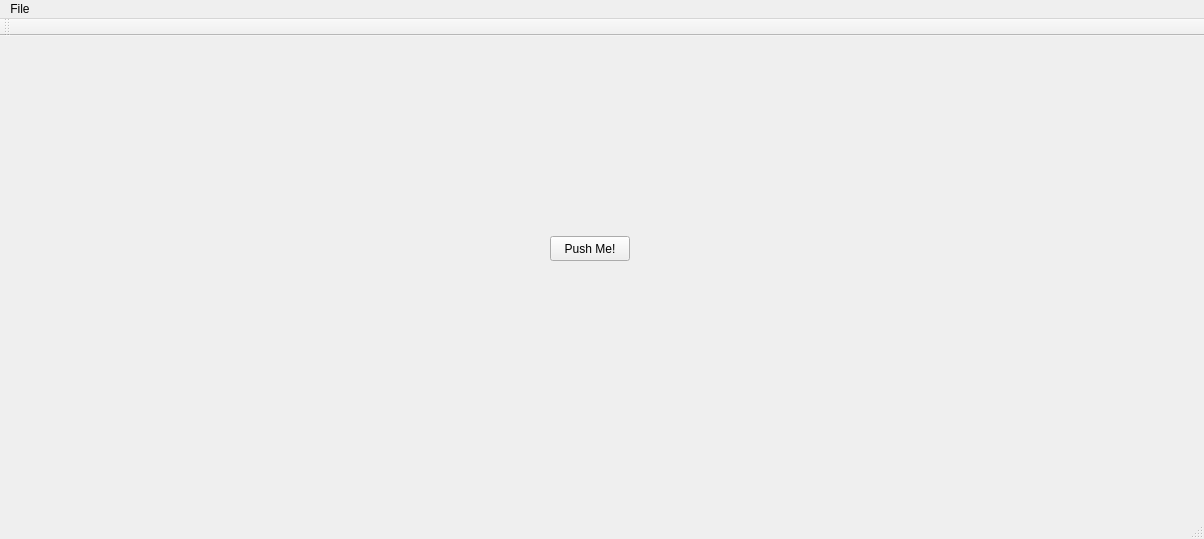
Before: the Qt Designer form mainwindow.ui in gcmvy3/voltron-dashboard, drawn with Qt 5.
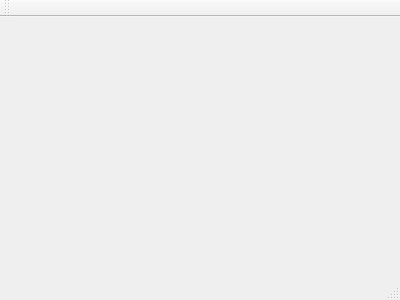
After: the same form once the commit is applied.

The edit to the form file:
```diff
--- a/mainwindow.ui
+++ b/mainwindow.ui
@@ -1,60 +1,25 @@
 <?xml version="1.0" encoding="UTF-8"?>
 <ui version="4.0">
  <class>MainWindow</class>
- <widget class="QMainWindow" name="MainWindow">
-  <property name="geometry">
+ <widget class="QMainWindow" name="MainWindow" >
+  <property name="geometry" >
    <rect>
     <x>0</x>
     <y>0</y>
-    <width>1204</width>
-    <height>539</height>
+    <width>400</width>
+    <height>300</height>
    </rect>
   </property>
   <property name="windowTitle">
    <string>Dashboard</string>
   </property>
-  <widget class="QWidget" name="centralWidget">
-   <widget class="QPushButton" name="pushButton">
-    <property name="geometry">
-     <rect>
-      <x>550</x>
-      <y>200</y>
-      <width>80</width>
-      <height>25</height>
-     </rect>
-    </property>
-    <property name="text">
-     <string>Push Me!</string>
-    </property>
-   </widget>
-  </widget>
-  <widget class="QMenuBar" name="menuBar">
-   <property name="geometry">
-    <rect>
-     <x>0</x>
-     <y>0</y>
-     <width>1204</width>
-     <height>25</height>
-    </rect>
-   </property>
-   <widget class="QMenu" name="menuDashborad">
-    <property name="title">
-     <string>File</string>
-    </property>
-   </widget>
-   <addaction name="menuDashborad"/>
-  </widget>
-  <widget class="QToolBar" name="mainToolBar">
-   <attribute name="toolBarArea">
-    <enum>TopToolBarArea</enum>
-   </attribute>
-   <attribute name="toolBarBreak">
-    <bool>false</bool>
-   </attribute>
-  </widget>
-  <widget class="QStatusBar" name="statusBar"/>
+  <widget class="QMenuBar" name="menuBar" />
+  <widget class="QToolBar" name="mainToolBar" />
+  <widget class="QWidget" name="centralWidget" />
+  <widget class="QStatusBar" name="statusBar" />
  </widget>
- <layoutdefault spacing="6" margin="11"/>
+ <layoutDefault spacing="6" margin="11" />
+ <pixmapfunction></pixmapfunction>
  <resources/>
  <connections/>
 </ui>
```
Left out of the diff: 5 changed lines with no effect on the pictures.
